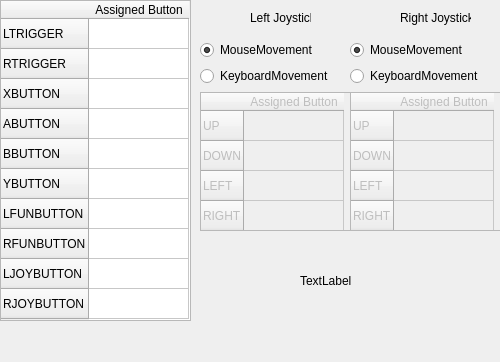
Old version of the form CustomConfiguration.ui in the repository renair/GamepadDriver.
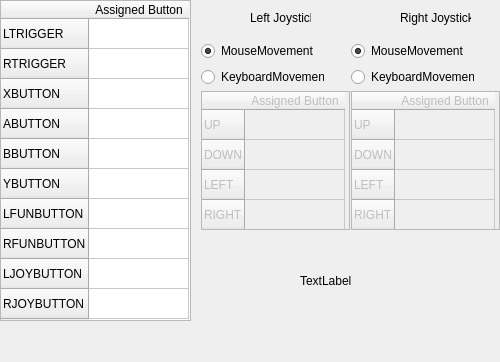
New version of the form.

Commit message: Finished joystick button config, bug fixes

Diff of the .ui file:
```diff
--- a/CustomConfiguration.ui
+++ b/CustomConfiguration.ui
@@ -175,204 +175,6 @@
     <string>Left Joystick</string>
    </property>
   </widget>
-  <widget class="QWidget" name="verticalLayoutWidget">
-   <property name="geometry">
-    <rect>
-     <x>200</x>
-     <y>40</y>
-     <width>151</width>
-     <height>191</height>
-    </rect>
-   </property>
-   <layout class="QVBoxLayout" name="leftJoyLayout">
-    <item>
-     <widget class="QRadioButton" name="isLeftMouseControl">
-      <property name="text">
-       <string>MouseMovement</string>
-      </property>
-      <property name="checked">
-       <bool>true</bool>
-      </property>
-     </widget>
-    </item>
-    <item>
-     <widget class="QRadioButton" name="isLeftKeyboardControl">
-      <property name="text">
-       <string>KeyboardMovement</string>
-      </property>
-     </widget>
-    </item>
-    <item>
-     <widget class="QTableWidget" name="leftButtonTable">
-      <property name="enabled">
-       <bool>false</bool>
-      </property>
-      <property name="focusPolicy">
-       <enum>Qt::NoFocus</enum>
-      </property>
-      <property name="verticalScrollBarPolicy">
-       <enum>Qt::ScrollBarAlwaysOff</enum>
-      </property>
-      <property name="tabKeyNavigation">
-       <bool>false</bool>
-      </property>
-      <property name="selectionMode">
-       <enum>QAbstractItemView::NoSelection</enum>
-      </property>
-      <property name="wordWrap">
-       <bool>true</bool>
-      </property>
-      <row>
-       <property name="text">
-        <string>UP</string>
-       </property>
-      </row>
-      <row>
-       <property name="text">
-        <string>DOWN</string>
-       </property>
-      </row>
-      <row>
-       <property name="text">
-        <string>LEFT</string>
-       </property>
-      </row>
-      <row>
-       <property name="text">
-        <string>RIGHT</string>
-       </property>
-      </row>
-      <column>
-       <property name="text">
-        <string>Assigned Button</string>
-       </property>
-      </column>
-      <item row="0" column="0">
-       <property name="text">
-        <string/>
-       </property>
-       <property name="flags">
-        <set>ItemIsEnabled</set>
-       </property>
-      </item>
-      <item row="1" column="0">
-       <property name="flags">
-        <set>ItemIsEnabled</set>
-       </property>
-      </item>
-      <item row="2" column="0">
-       <property name="flags">
-        <set>ItemIsEnabled</set>
-       </property>
-      </item>
-      <item row="3" column="0">
-       <property name="flags">
-        <set>ItemIsEnabled</set>
-       </property>
-      </item>
-     </widget>
-    </item>
-   </layout>
-  </widget>
-  <widget class="QWidget" name="verticalLayoutWidget_2">
-   <property name="geometry">
-    <rect>
-     <x>350</x>
-     <y>40</y>
-     <width>151</width>
-     <height>191</height>
-    </rect>
-   </property>
-   <layout class="QVBoxLayout" name="rightJoyLayout">
-    <item>
-     <widget class="QRadioButton" name="isRightMouseControl">
-      <property name="text">
-       <string>MouseMovement</string>
-      </property>
-      <property name="checked">
-       <bool>true</bool>
-      </property>
-     </widget>
-    </item>
-    <item>
-     <widget class="QRadioButton" name="isRightKeyboardControl">
-      <property name="text">
-       <string>KeyboardMovement</string>
-      </property>
-     </widget>
-    </item>
-    <item>
-     <widget class="QTableWidget" name="rightButtonTable">
-      <property name="enabled">
-       <bool>false</bool>
-      </property>
-      <property name="focusPolicy">
-       <enum>Qt::NoFocus</enum>
-      </property>
-      <property name="verticalScrollBarPolicy">
-       <enum>Qt::ScrollBarAlwaysOff</enum>
-      </property>
-      <property name="tabKeyNavigation">
-       <bool>false</bool>
-      </property>
-      <property name="selectionMode">
-       <enum>QAbstractItemView::NoSelection</enum>
-      </property>
-      <property name="wordWrap">
-       <bool>true</bool>
-      </property>
-      <row>
-       <property name="text">
-        <string>UP</string>
-       </property>
-      </row>
-      <row>
-       <property name="text">
-        <string>DOWN</string>
-       </property>
-      </row>
-      <row>
-       <property name="text">
-        <string>LEFT</string>
-       </property>
-      </row>
-      <row>
-       <property name="text">
-        <string>RIGHT</string>
-       </property>
-      </row>
-      <column>
-       <property name="text">
-        <string>Assigned Button</string>
-       </property>
-      </column>
-      <item row="0" column="0">
-       <property name="text">
-        <string/>
-       </property>
-       <property name="flags">
-        <set>ItemIsEnabled</set>
-       </property>
-      </item>
-      <item row="1" column="0">
-       <property name="flags">
-        <set>ItemIsEnabled</set>
-       </property>
-      </item>
-      <item row="2" column="0">
-       <property name="flags">
-        <set>ItemIsEnabled</set>
-       </property>
-      </item>
-      <item row="3" column="0">
-       <property name="flags">
-        <set>ItemIsEnabled</set>
-       </property>
-      </item>
-     </widget>
-    </item>
-   </layout>
-  </widget>
   <widget class="QLabel" name="rightJoyLabel">
    <property name="geometry">
     <rect>
@@ -386,6 +188,234 @@
     <string>Right Joystick</string>
    </property>
   </widget>
+  <widget class="QTableWidget" name="leftButtonTable">
+   <property name="enabled">
+    <bool>false</bool>
+   </property>
+   <property name="geometry">
+    <rect>
+     <x>201</x>
+     <y>91</y>
+     <width>149</width>
+     <height>139</height>
+    </rect>
+   </property>
+   <property name="focusPolicy">
+    <enum>Qt::NoFocus</enum>
+   </property>
+   <property name="locale">
+    <locale language="English" country="UnitedStates"/>
+   </property>
+   <property name="verticalScrollBarPolicy">
+    <enum>Qt::ScrollBarAlwaysOff</enum>
+   </property>
+   <property name="tabKeyNavigation">
+    <bool>false</bool>
+   </property>
+   <property name="selectionMode">
+    <enum>QAbstractItemView::NoSelection</enum>
+   </property>
+   <property name="wordWrap">
+    <bool>true</bool>
+   </property>
+   <row>
+    <property name="text">
+     <string>UP</string>
+    </property>
+   </row>
+   <row>
+    <property name="text">
+     <string>DOWN</string>
+    </property>
+   </row>
+   <row>
+    <property name="text">
+     <string>LEFT</string>
+    </property>
+   </row>
+   <row>
+    <property name="text">
+     <string>RIGHT</string>
+    </property>
+   </row>
+   <column>
+    <property name="text">
+     <string>Assigned Button</string>
+    </property>
+   </column>
+   <item row="0" column="0">
+    <property name="text">
+     <string/>
+    </property>
+    <property name="flags">
+     <set>ItemIsEnabled</set>
+    </property>
+   </item>
+   <item row="1" column="0">
+    <property name="flags">
+     <set>ItemIsEnabled</set>
+    </property>
+   </item>
+   <item row="2" column="0">
+    <property name="flags">
+     <set>ItemIsEnabled</set>
+    </property>
+   </item>
+   <item row="3" column="0">
+    <property name="flags">
+     <set>ItemIsEnabled</set>
+    </property>
+   </item>
+  </widget>
+  <widget class="QTableWidget" name="rightButtonTable">
+   <property name="enabled">
+    <bool>false</bool>
+   </property>
+   <property name="geometry">
+    <rect>
+     <x>351</x>
+     <y>91</y>
+     <width>149</width>
+     <height>139</height>
+    </rect>
+   </property>
+   <property name="focusPolicy">
+    <enum>Qt::NoFocus</enum>
+   </property>
+   <property name="locale">
+    <locale language="English" country="UnitedStates"/>
+   </property>
+   <property name="verticalScrollBarPolicy">
+    <enum>Qt::ScrollBarAlwaysOff</enum>
+   </property>
+   <property name="tabKeyNavigation">
+    <bool>false</bool>
+   </property>
+   <property name="selectionMode">
+    <enum>QAbstractItemView::NoSelection</enum>
+   </property>
+   <property name="wordWrap">
+    <bool>true</bool>
+   </property>
+   <row>
+    <property name="text">
+     <string>UP</string>
+    </property>
+   </row>
+   <row>
+    <property name="text">
+     <string>DOWN</string>
+    </property>
+   </row>
+   <row>
+    <property name="text">
+     <string>LEFT</string>
+    </property>
+   </row>
+   <row>
+    <property name="text">
+     <string>RIGHT</string>
+    </property>
+   </row>
+   <column>
+    <property name="text">
+     <string>Assigned Button</string>
+    </property>
+   </column>
+   <item row="0" column="0">
+    <property name="text">
+     <string/>
+    </property>
+    <property name="flags">
+     <set>ItemIsEnabled</set>
+    </property>
+   </item>
+   <item row="1" column="0">
+    <property name="flags">
+     <set>ItemIsEnabled</set>
+    </property>
+   </item>
+   <item row="2" column="0">
+    <property name="flags">
+     <set>ItemIsEnabled</set>
+    </property>
+   </item>
+   <item row="3" column="0">
+    <property name="flags">
+     <set>ItemIsEnabled</set>
+    </property>
+   </item>
+  </widget>
+  <widget class="QWidget" name="">
+   <property name="geometry">
+    <rect>
+     <x>201</x>
+     <y>41</y>
+     <width>123</width>
+     <height>46</height>
+    </rect>
+   </property>
+   <layout class="QVBoxLayout" name="verticalLayout">
+    <item>
+     <widget class="QRadioButton" name="isLeftMouseControl">
+      <property name="focusPolicy">
+       <enum>Qt::NoFocus</enum>
+      </property>
+      <property name="text">
+       <string>MouseMovement</string>
+      </property>
+      <property name="checked">
+       <bool>true</bool>
+      </property>
+     </widget>
+    </item>
+    <item>
+     <widget class="QRadioButton" name="isLeftKeyboardControl">
+      <property name="focusPolicy">
+       <enum>Qt::NoFocus</enum>
+      </property>
+      <property name="text">
+       <string>KeyboardMovement</string>
+      </property>
+     </widget>
+    </item>
+   </layout>
+  </widget>
+  <widget class="QWidget" name="">
+   <property name="geometry">
+    <rect>
+     <x>351</x>
+     <y>41</y>
+     <width>123</width>
+     <height>46</height>
+    </rect>
+   </property>
+   <layout class="QVBoxLayout" name="verticalLayout_2">
+    <item>
+     <widget class="QRadioButton" name="isRightMouseControl">
+      <property name="focusPolicy">
+       <enum>Qt::NoFocus</enum>
+      </property>
+      <property name="text">
+       <string>MouseMovement</string>
+      </property>
+      <property name="checked">
+       <bool>true</bool>
+      </property>
+     </widget>
+    </item>
+    <item>
+     <widget class="QRadioButton" name="isRightKeyboardControl">
+      <property name="focusPolicy">
+       <enum>Qt::NoFocus</enum>
+      </property>
+      <property name="text">
+       <string>KeyboardMovement</string>
+      </property>
+     </widget>
+    </item>
+   </layout>
+  </widget>
  </widget>
  <resources/>
  <connections/>
```
Left out of the diff: 3 changed lines with no effect on the pictures. The commit also changes 2 other files.
